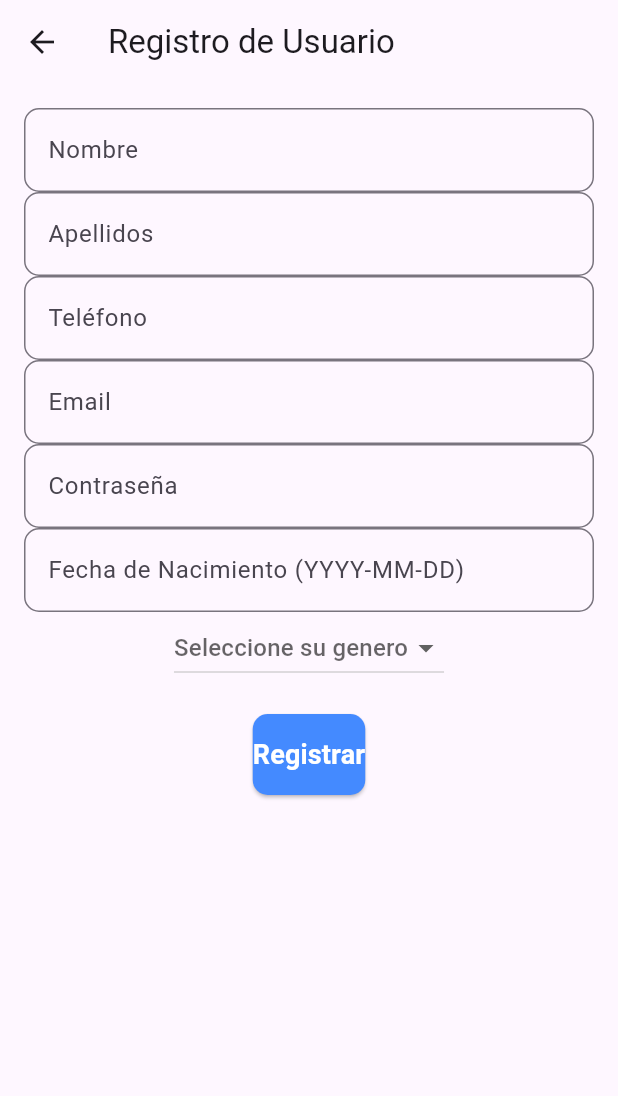
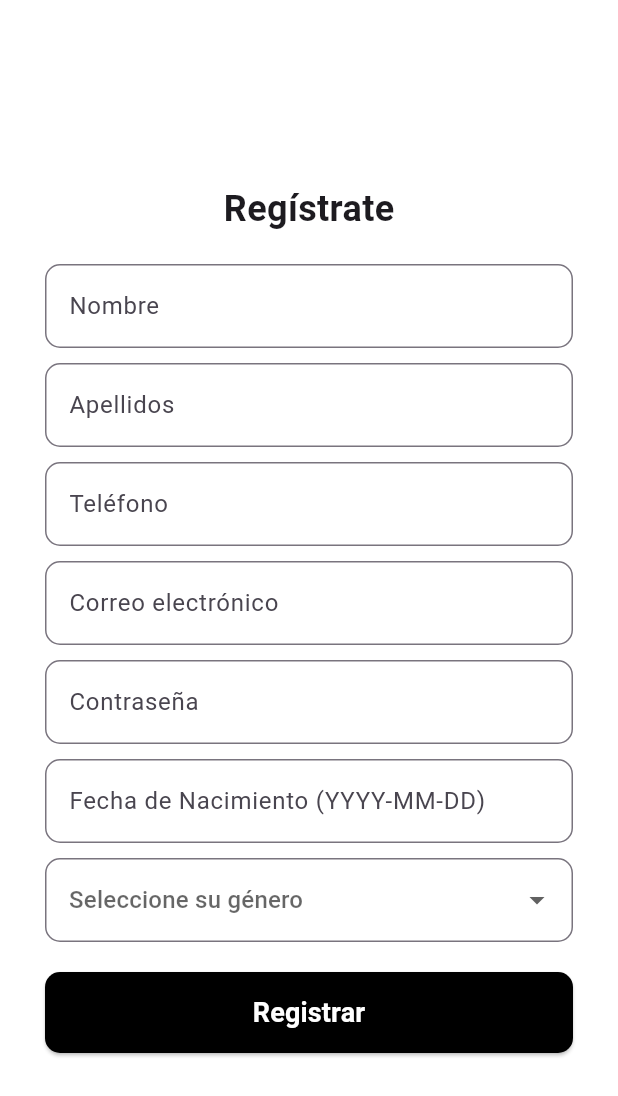
Before and after one commit to pepepecas12000/vitasphere1, a Flutter app: the Registrar screen opened directly, on a phone screen of 412 x 824 dp. Shown: the top 1096 px of the screen. Run offline on Flutter 3.47's test engine with Material 3 defaults, Android fonts, the light colour scheme and no system bars; our stand-ins replace shared_preferences; missing offline and left inert: mongo_dart; accounts and stored records are empty.

Commit message:
CAMBIOS EN EL REGISTRO

```diff
--- a/lib/widgets/registrar.dart
+++ b/lib/widgets/registrar.dart
@@ -103,39 +103,49 @@ class _RegistrarState extends State<Registrar> {
   @override
   Widget build(BuildContext context) {
     return Scaffold(
-      appBar: AppBar(title: const Text("Registro de Usuario")),
-      body: Padding(
-        padding: const EdgeInsets.all(16.0),
+      backgroundColor: Colors.white,
+      body: Center(
+        child: Padding(
+          padding: const EdgeInsets.symmetric(horizontal: 30.0),
+          child: SingleChildScrollView(
             child: Form(
               key: _formKey,
               child: Column(
+                mainAxisAlignment: MainAxisAlignment.center,
                 children: [
-              _buildTextField("Nombre", nombreController),
-              _buildTextField("Apellidos", apellidosController),
-              _buildTextField("Teléfono", telefonoController, isPhone: true),
-              _buildTextField("Email", emailController, isEmail: true),
-              _buildTextField("Contraseña", passwordController, obscureText: true),
-              _buildTextField("Fecha de Nacimiento (YYYY-MM-DD)", fechaController),
-              DropdownButton<String>(
-                hint: Text("Seleccione su genero"),
-                value: _genSelected,
-                items: _genero.map((opcion) {
-                  return DropdownMenuItem<String>(
-                    value: opcion,
-                    child: Text(opcion),
-                  );
-                }).toList(),
-                onChanged: (String? newOpt){
-                  setState(() {
-                    _genSelected = newOpt;
-                  });
-                }
+                  const Text(
+                    "Regístrate",
+                    style: TextStyle(fontSize: 24, fontWeight: FontWeight.bold),
                   ),
                   const SizedBox(height: 20),
-              ElevatedButton(
+                  _buildTextField("Nombre", nombreController),
+                  const SizedBox(height: 10),
+                  _buildTextField("Apellidos", apellidosController),
+                  const SizedBox(height: 10),
+                  _buildTextField("Teléfono", telefonoController, isPhone: true),
+                  const SizedBox(height: 10),
+                  _buildTextField("Correo electrónico", emailController, isEmail: true),
+                  const SizedBox(height: 10),
+                  _buildTextField("Contraseña", passwordController, obscureText: true),
+                  const SizedBox(height: 10),
+                  _buildTextField("Fecha de Nacimiento (YYYY-MM-DD)", fechaController),
+                  const SizedBox(height: 10),
+                  DropdownButtonFormField<String>(
+                    decoration: InputDecoration(border: OutlineInputBorder(borderRadius: BorderRadius.circular(10))),
+                    hint: const Text("Seleccione su género"),
+                    value: _genSelected,
+                    items: _genero.map((opcion) => DropdownMenuItem(value: opcion, child: Text(opcion))).toList(),
+                    onChanged: (String? newOpt) {
+                      setState(() => _genSelected = newOpt);
+                    },
+                  ),
+                  const SizedBox(height: 20),
+                  SizedBox(
+                    width: double.infinity,
+                    child: ElevatedButton(
                       onPressed: _isLoading ? null : insertarUsuario,
                       style: ElevatedButton.styleFrom(
-                  backgroundColor: Colors.blueAccent,
+                        backgroundColor: Colors.black,
                         padding: const EdgeInsets.symmetric(vertical: 14),
                         shape: RoundedRectangleBorder(
                           borderRadius: BorderRadius.circular(10),
@@ -145,10 +155,7 @@ class _RegistrarState extends State<Registrar> {
                           ? const CircularProgressIndicator(color: Colors.white)
                           : const Text(
                         "Registrar",
-                  style: TextStyle(
-                    fontSize: 18,
-                    fontWeight: FontWeight.bold,
-                    color: Colors.white,
+                        style: TextStyle(fontSize: 18, fontWeight: FontWeight.bold, color: Colors.white),
                       ),
                     ),
                   ),
@@ -156,19 +163,16 @@ class _RegistrarState extends State<Registrar> {
               ),
             ),
           ),
+        ),
+      ),
     );
   }
 
-  Widget _buildTextField(String label, TextEditingController controller,
-      {bool obscureText = false, bool isEmail = false, bool isPhone = false}) {
+  Widget _buildTextField(String label, TextEditingController controller, {bool obscureText = false, bool isEmail = false, bool isPhone = false}) {
     return TextFormField(
       controller: controller,
       obscureText: obscureText,
-      keyboardType: isEmail
-          ? TextInputType.emailAddress
-          : isPhone
-          ? TextInputType.phone
-          : TextInputType.text,
+      keyboardType: isEmail ? TextInputType.emailAddress : isPhone ? TextInputType.phone : TextInputType.text,
       decoration: InputDecoration(
         labelText: label,
         border: OutlineInputBorder(
```
Also changed, not shown: lib/widgets/home.dart (+1 -35 lines), lib/widgets/iniciar.dart (+30 -16 lines). Lines whose indentation alone changed are shown as unchanged.
